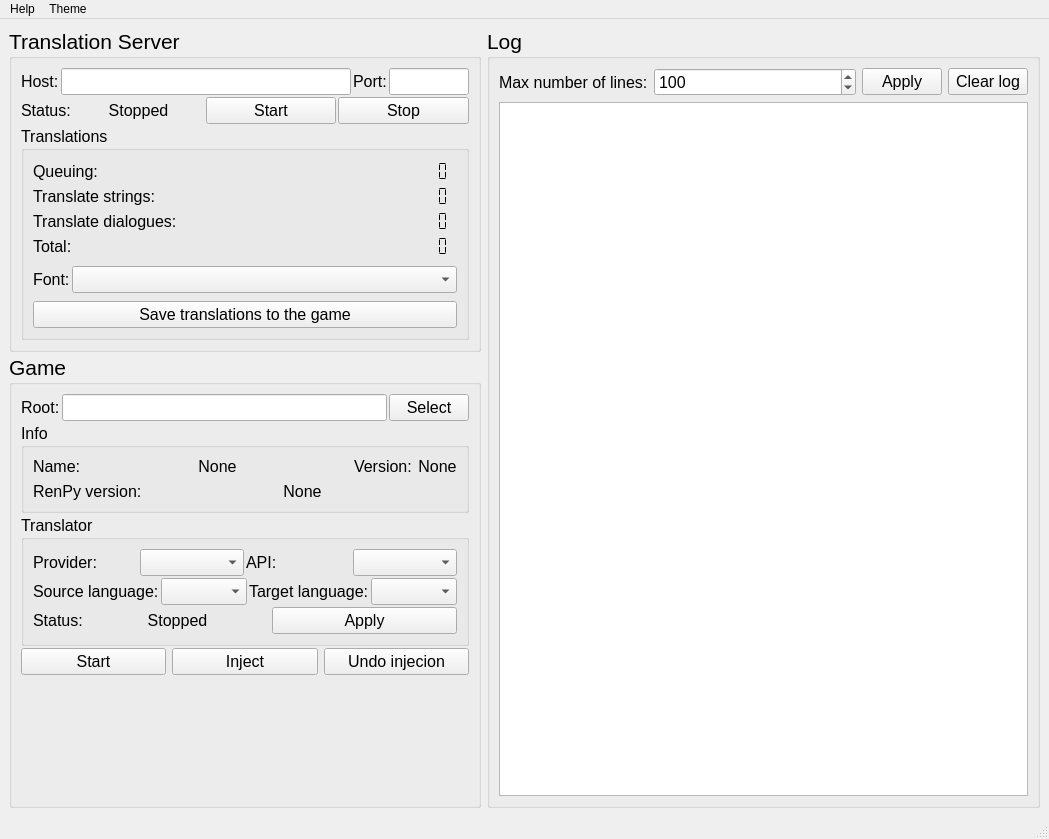
Before: the Qt Designer form qt5/main.ui in abse4411/projz_renpy_translation, drawn with Qt 5.
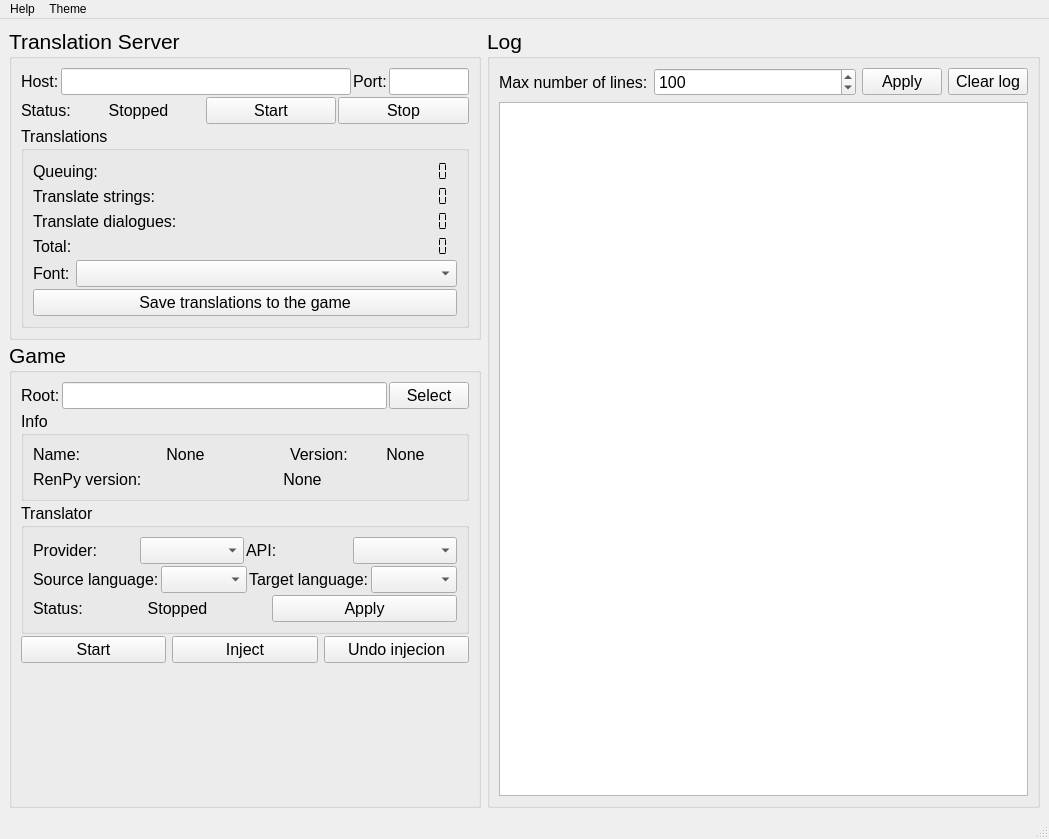
After: the same form once the commit is applied. Icons and pictures are not drawn.

Commit message: 修改部分布局

Diff of the .ui file:
```diff
--- a/qt5/main.ui
+++ b/qt5/main.ui
@@ -409,13 +409,13 @@
                   <item>
                    <layout class="QHBoxLayout" name="horizontalLayout_5">
                     <property name="spacing">
-                     <number>2</number>
+                     <number>6</number>
                     </property>
                     <property name="topMargin">
-                     <number>6</number>
+                     <number>0</number>
                     </property>
                     <property name="bottomMargin">
-                     <number>6</number>
+                     <number>0</number>
                     </property>
                     <item>
                      <widget class="QLabel" name="label_16">
@@ -533,7 +533,7 @@
                </property>
                <layout class="QVBoxLayout" name="verticalLayout_6">
                 <item>
-                 <layout class="QGridLayout" name="gridLayout_6" columnstretch="6,0">
+                 <layout class="QGridLayout" name="gridLayout_6" columnstretch="6,4">
                   <property name="sizeConstraint">
                    <enum>QLayout::SetNoConstraint</enum>
                   </property>
```
The commit also changes 1 other file.
